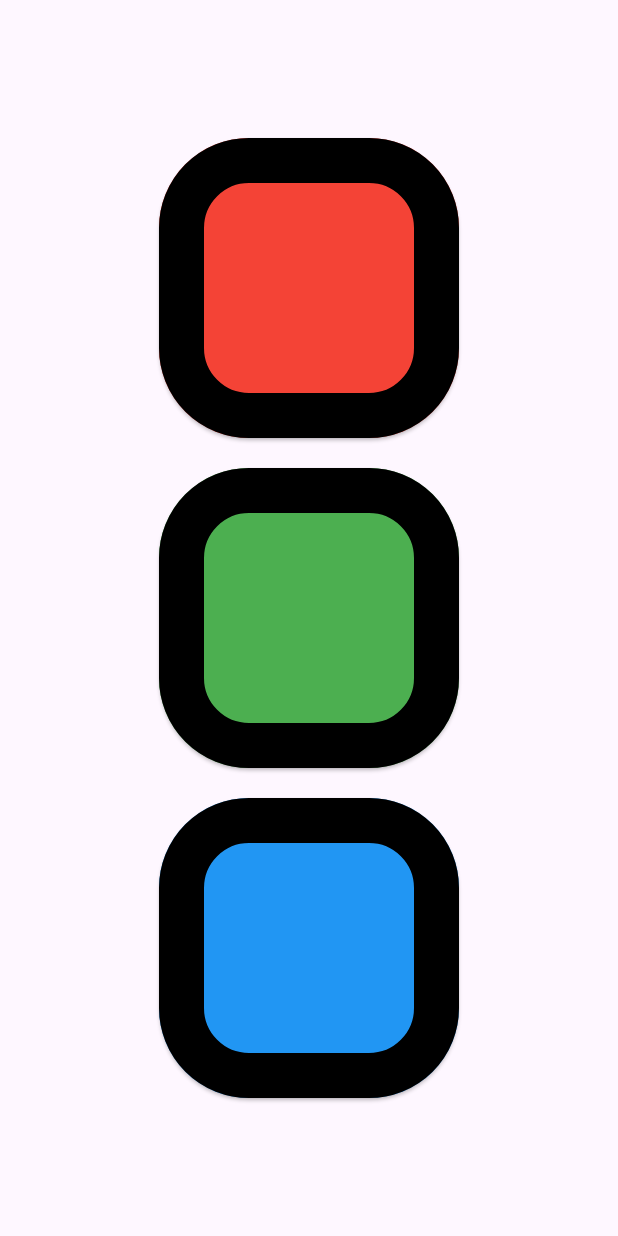
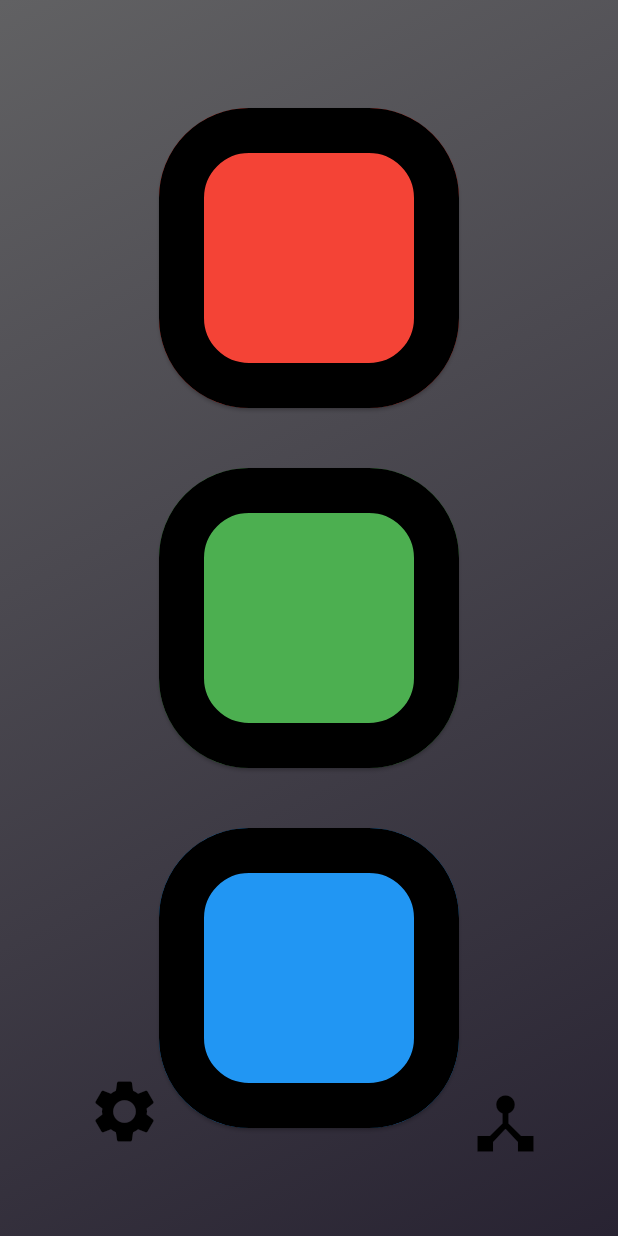
Before and after one commit to Hurri-Game/SmartphoneApp, a Flutter app: the screen it shows after launch, on a phone screen of 412 x 824 dp. Run offline on Flutter 3.47's test engine with Material 3 defaults, Android fonts, the phone set to English and light mode, and no system bars; our stand-ins replace audioplayers, flutter_blue_plus; statements that could not run were skipped.

Commit message:
refactored based on udemy course

```diff
--- a/lib/action_button.dart
+++ b/lib/action_button.dart
@@ -1,30 +1,34 @@
 import 'package:flutter/material.dart';
 
 class ActionButton extends StatelessWidget {
-  ActionButton(this.name, this.color, this.onPressedFunction, {super.key});
+  ActionButton(this.name, this.color, this.onTap, {super.key});
 
   final Color color;
   final String name;
-  late VoidCallback onPressedFunction;
+  late void Function() onTap;
 
-  void setCallback(VoidCallback callback) {
-    onPressedFunction = callback;
+  void setOnTapFunc(void Function() onTapFunc) {
+    onTap = onTapFunc;
   }
 
   @override
   Widget build(BuildContext context) {
-    return ElevatedButton(
-      style: ElevatedButton.styleFrom(
-        // Button's exact size
-        fixedSize: const Size(200, 200), // width=80, height=80 (square)
-        backgroundColor: color,
-        side: const BorderSide(color: Colors.black, width: 30),
-        shape: RoundedRectangleBorder(borderRadius: BorderRadius.circular(60)),
+    return Padding(
+      padding: const EdgeInsets.all(20), // space outside the button
+      child: ElevatedButton(
+        style: ElevatedButton.styleFrom(
+          fixedSize: const Size(200, 200),
+          backgroundColor: color,
+          side: const BorderSide(color: Colors.black, width: 30),
+          shape: RoundedRectangleBorder(
+            borderRadius: BorderRadius.circular(60),
+          ),
+          // minimal or no padding here
+          padding: EdgeInsets.zero,
+        ),
+        onPressed: onTap,
+        child: const Text(''),
       ),
-      onPressed: () {
-        onPressedFunction();
-      },
-      child: const Text('', style: TextStyle(fontWeight: FontWeight.bold)),
     );
   }
 }
--- /dev/null
+++ b/lib/beat_breaker.dart
@@ -0,0 +1,86 @@
+import 'package:flutter/material.dart';
+import 'package:hurrigame/button_screen.dart';
+import 'package:hurrigame/bluetooth_manager.dart';
+import 'package:hurrigame/game_engine.dart';
+import 'package:hurrigame/led_ring.dart';
+import 'package:hurrigame/sound_manager.dart';
+import 'package:hurrigame/data/action_buttons.dart';
+import 'package:hurrigame/settings_screen.dart';
+
+class BeatBreaker extends StatefulWidget {
+  const BeatBreaker({super.key});
+
+  @override
+  State<BeatBreaker> createState() {
+    return _BeatBreakerState();
+  }
+}
+
+class _BeatBreakerState extends State<BeatBreaker> {
+  var activeScreen = 'button-screen';
+  late BluetoothManager bluetoothManager;
+  late SoundManager soundManager;
+  late GameEngine gameEngine;
+  late LedRing ledRing;
+
+  @override
+  void initState() {
+    super.initState();
+    soundManager = SoundManager(() {});
+    soundManager.initState();
+
+    // Initialize buttons first, without callbacks
+
+    ledRing = LedRing(
+      'HurriRing',
+      '4fafc201-1fb5-459e-8fcc-c5c9c331914b',
+      'beb5483e-36e1-4688-b7f5-ea07361b26a8',
+    );
+
+    bluetoothManager = BluetoothManager(buttons, ledRing);
+    gameEngine = GameEngine(soundManager, ledRing);
+
+    ledRing.setBluetoothManager(bluetoothManager);
+    soundManager.setFinishSoundPlaybackFunc(gameEngine.soundPlayed);
+    buttons[0].setOnTapFunc(gameEngine.redButtonPressed);
+    buttons[1].setOnTapFunc(gameEngine.greenButtonPressed);
+    buttons[2].setOnTapFunc(gameEngine.blueButtonPressed);
+
+    bluetoothManager.startScan();
+  }
+
+  void switchScreen(String screenName) {
+    setState(() {
+      activeScreen = screenName; //QuestionsScreen();
+    });
+  }
+
+  @override
+  Widget build(BuildContext context) {
+    Widget screenWidget = ButtonScreen(switchScreen);
+
+    if (activeScreen == 'button-screen') {
+      screenWidget = ButtonScreen(switchScreen);
+    } else if (activeScreen == 'settings-screen') {
+      screenWidget = SettingsScreen(switchScreen);
+    }
+
+    return MaterialApp(
+      home: Scaffold(
+        body: Container(
+          decoration: const BoxDecoration(
+            gradient: LinearGradient(
+              colors: [
+                Color.fromARGB(255, 97, 97, 99),
+                Color.fromARGB(255, 40, 35, 50),
+              ],
+              begin: Alignment.topLeft,
+              end: Alignment.bottomRight,
+            ),
+          ),
+          child: screenWidget,
+        ),
+      ),
+    );
+  }
+}
--- a/lib/bluetooth_manager.dart
+++ b/lib/bluetooth_manager.dart
@@ -1,7 +1,7 @@
 import 'package:flutter_blue_plus/flutter_blue_plus.dart';
+import 'package:hurrigame/action_button.dart';
 import 'dart:async';
 import 'dart:convert';
-import 'package:hurrigame/action_button.dart';
 import 'package:hurrigame/led_ring.dart';
 
 class BluetoothManager {
@@ -59,7 +59,7 @@ class BluetoothManager {
               final now = DateTime.now();
               if (lastDetection == null ||
                   now.difference(lastDetection) > _cooldownDuration) {
-                button.onPressedFunction();
+                button.onTap();
                 _lastDetectionTimes[deviceName] = now;
               }
             }
--- /dev/null
+++ b/lib/button_screen.dart
@@ -0,0 +1,69 @@
+import 'package:flutter/material.dart';
+import 'package:hurrigame/data/action_buttons.dart';
+
+final GlobalKey<_ButtonScreenState> connectionKey =
+    GlobalKey<_ButtonScreenState>();
+
+class ButtonScreen extends StatefulWidget {
+  ButtonScreen(this.switchScreen, {Key? key}) : super(key: connectionKey);
+
+  final void Function(String screenName) switchScreen;
+
+  @override
+  State<ButtonScreen> createState() {
+    return _ButtonScreenState();
+  }
+}
+
+class _ButtonScreenState extends State<ButtonScreen> {
+  var ringStatusColor = Colors.black;
+
+  void setConnectedIndicator(var connected) {
+    setState(() {
+      if (connected) {
+        ringStatusColor = Colors.green;
+      } else {
+        ringStatusColor = Colors.black;
+      }
+    });
+  }
+
+  @override
+  Widget build(context) {
+    return Stack(
+      children: [
+        // Your existing centered layout
+        Center(
+          child: Column(
+            mainAxisSize: MainAxisSize.max,
+            mainAxisAlignment: MainAxisAlignment.center,
+            crossAxisAlignment: CrossAxisAlignment.center,
+            children: [...buttons],
+          ),
+        ),
+
+        // Bottom-right icon
+        Align(
+          alignment: Alignment.bottomRight,
+          child: Padding(
+            padding: const EdgeInsets.all(50.0),
+            child: Icon(Icons.device_hub, size: 50, color: ringStatusColor),
+          ),
+        ),
+
+        Align(
+          alignment: Alignment.bottomLeft,
+          child: Padding(
+            padding: const EdgeInsets.all(50.0),
+            child: IconButton(
+              icon: Icon(Icons.settings, size: 50, color: Colors.black),
+              onPressed: () {
+                widget.switchScreen('settings-screen');
+              },
+            ),
+          ),
+        ),
+      ],
+    );
+  }
+}
--- /dev/null
+++ b/lib/data/action_buttons.dart
@@ -0,0 +1,20 @@
+import 'package:hurrigame/action_button.dart';
+import 'package:flutter/material.dart';
+
+List<ActionButton> buttons = [
+  ActionButton(
+    'HurriButton_Bullshit',
+    Colors.red,
+    () {}, // temporary empty callback
+  ),
+  ActionButton(
+    'GreenActionButton',
+    Colors.green,
+    () {}, // temporary empty callback
+  ),
+  ActionButton(
+    'BlueActionButton',
+    Colors.blue,
+    () {}, // temporary empty callback
+  ),
+];
--- a/lib/game_engine.dart
+++ b/lib/game_engine.dart
@@ -20,6 +20,10 @@ class GameEngine {
   //ledRing.randomNumber(Colors.green, 10);
   //ledRing.shuffleSection(Colors.green);
   //ledRing.setSection(Colors.green, RingSection.right);
+
+  void buttonPressed(String name) {
+    print('$name pressed');
+  }
 
   Future<void> redButtonPressed() async {
     print('Red Button Pressed!');
--- a/lib/led_ring.dart
+++ b/lib/led_ring.dart
@@ -1,5 +1,6 @@
 import 'package:flutter/material.dart';
 import 'package:hurrigame/bluetooth_manager.dart';
+import 'package:hurrigame/button_screen.dart';
 
 enum RingSection {
   left(0),
@@ -31,6 +32,8 @@ class LedRing extends StatelessWidget {
 
   void setConnected(bool connected) {
     _isConnected = connected;
+    print('LED-Ring Connected: $_isConnected');
+    connectionKey.currentState?.setConnectedIndicator(_isConnected);
   }
 
   bool get isConnected => _isConnected;
--- a/lib/main.dart
+++ b/lib/main.dart
@@ -1,10 +1,6 @@
 import 'package:flutter/material.dart';
-import 'package:hurrigame/bluetooth_manager.dart';
-import 'package:hurrigame/action_button.dart';
-import 'package:hurrigame/game_engine.dart';
-import 'package:hurrigame/led_ring.dart';
-import 'package:hurrigame/sound_manager.dart';
 import 'package:flutter/services.dart';
+import 'package:hurrigame/beat_breaker.dart';
 
 void main() {
   WidgetsFlutterBinding.ensureInitialized();
@@ -12,110 +8,6 @@ void main() {
     DeviceOrientation.portraitUp,
     DeviceOrientation.portraitDown,
   ]).then((_) {
-    runApp(const MyApp());
+    runApp(const BeatBreaker());
   });
 }
-
-class MyApp extends StatelessWidget {
-  const MyApp({super.key});
-
-  @override
-  Widget build(BuildContext context) {
-    return MaterialApp(
-      title: 'Hurrigame',
-      theme: ThemeData(primarySwatch: Colors.blue),
-      home: const BleAudioPage(),
-    );
-  }
-}
-
-class BleAudioPage extends StatefulWidget {
-  const BleAudioPage({super.key});
-  @override
-  State<BleAudioPage> createState() => _BleAudioPageState();
-}
-
-class _BleAudioPageState extends State<BleAudioPage> {
-  late BluetoothManager bluetoothManager;
-
-  late SoundManager soundManager;
-
-  late GameEngine gameEngine;
-
-  late ActionButton redButton;
-  late ActionButton greenButton;
-  late ActionButton blueButton;
-
-  late LedRing ledRing;
-
-  @override
-  void initState() {
-    super.initState();
-    soundManager = SoundManager(() {});
-    soundManager.initState();
-
-    // Initialize buttons first, without callbacks
-    redButton = ActionButton(
-      'HurriButton_Bullshit',
-      Colors.red,
-      () {}, // temporary empty callback
-    );
-    greenButton = ActionButton(
-      'GreenActionButton',
-      Colors.green,
-      () {}, // temporary empty callback
-    );
-    blueButton = ActionButton(
-      'BlueActionButton',
-      Colors.blue,
-      () {}, // temporary empty callback
-    );
-
-    ledRing = LedRing(
-      'HurriRing',
-      '4fafc201-1fb5-459e-8fcc-c5c9c331914b',
-      'beb5483e-36e1-4688-b7f5-ea07361b26a8',
-    );
-
-    bluetoothManager = BluetoothManager([
-      redButton,
-      greenButton,
-      blueButton,
-    ], ledRing);
-
-    gameEngine = GameEngine(soundManager, ledRing);
-
-    ledRing.setBluetoothManager(bluetoothManager);
-    soundManager.setCallback(gameEngine.soundPlayed);
-    redButton.setCallback(gameEngine.redButtonPressed);
-    greenButton.setCallback(gameEngine.greenButtonPressed);
-    blueButton.setCallback(gameEngine.blueButtonPressed);
-
-    bluetoothManager.startScan();
-  }
-
-  @override
-  void dispose() {
-    bluetoothManager.stopScan();
-    super.dispose();
-  }
-
-  @override
-  Widget build(BuildContext context) {
-    return Scaffold(
-      //appBar: AppBar(title: const Text('Hurrigame')),
-      body: Center(
-        child: Column(
-          mainAxisAlignment: MainAxisAlignment.center,
-          children: <Widget>[
-            redButton,
-            SizedBox(height: 20),
-            greenButton,
-            SizedBox(height: 20),
-            blueButton,
-          ],
-        ),
-      ),
-    );
-  }
-}
--- /dev/null
+++ b/lib/settings_screen.dart
@@ -0,0 +1,27 @@
+import 'package:flutter/material.dart';
+
+class SettingsScreen extends StatelessWidget {
+  const SettingsScreen(this.switchScreen, {super.key});
+
+  final void Function(String screenName) switchScreen;
+
+  @override
+  Widget build(context) {
+    return Stack(
+      children: [
+        Align(
+          alignment: Alignment.bottomLeft,
+          child: Padding(
+            padding: const EdgeInsets.all(50.0),
+            child: IconButton(
+              icon: Icon(Icons.arrow_back, size: 50, color: Colors.black),
+              onPressed: () {
+                switchScreen('button-screen');
+              },
+            ),
+          ),
+        ),
+      ],
+    );
+  }
+}
--- a/lib/sound_manager.dart
+++ b/lib/sound_manager.dart
@@ -20,8 +20,8 @@ class SoundManager {
     _configureAudioSession();
   }
 
-  void setCallback(VoidCallback callback) {
-    onSoundPlayed = callback;
+  void setFinishSoundPlaybackFunc(VoidCallback finishSoundPlaybackFunc) {
+    onSoundPlayed = finishSoundPlaybackFunc;
   }
 
   // Calls Swift code to setActive(false).
```
